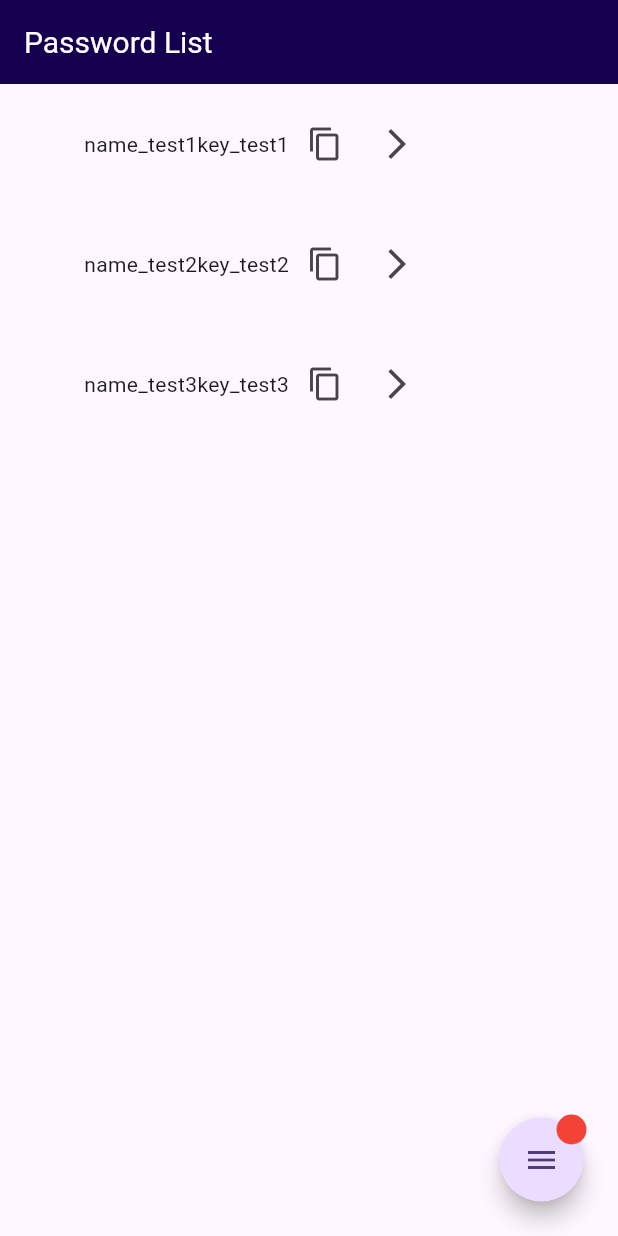
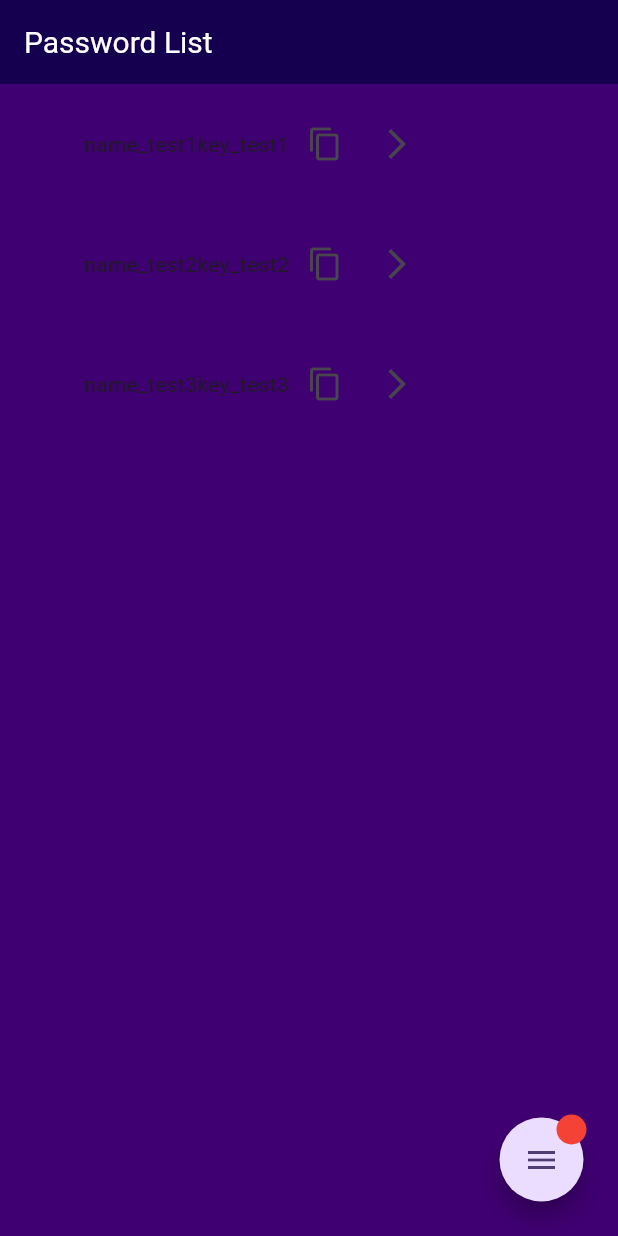
Before and after one commit to s1270146/password_manager, a Flutter app: the PasswordListScreen screen opened directly with empty values, on a phone screen of 412 x 824 dp. Run offline on Flutter 3.47's test engine with Material 2 defaults, Android fonts, the phone set to English and light mode, and no system bars; drawn by our look-alikes of flutter_speed_dial; our stand-ins replace hooks_riverpod; missing offline and left inert: neopop.

Commit message:
パスワードリスト背景色変更

```diff
--- a/lib/screen/password_list_screen.dart
+++ b/lib/screen/password_list_screen.dart
@@ -13,6 +13,7 @@ class PasswordListScreen extends ConsumerWidget {
   Widget build(BuildContext context, WidgetRef ref) {
     final getData = ref.watch(passwordListProvider(uid));
     return Scaffold(
+      backgroundColor: const Color.fromARGB(255, 63, 0, 113),
       appBar: CustomizedAppBar(
         automaticallyImplyLeading: false,
         title: "Password List",
```
